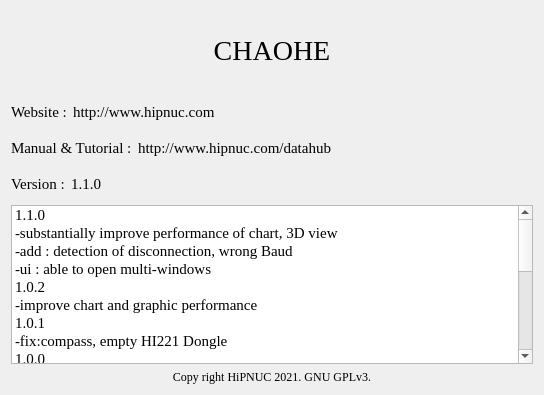
The window that CHCenter/aboutform.ui (dongFangTuring/CHCenter) describes before a commit, drawn with Qt 5.
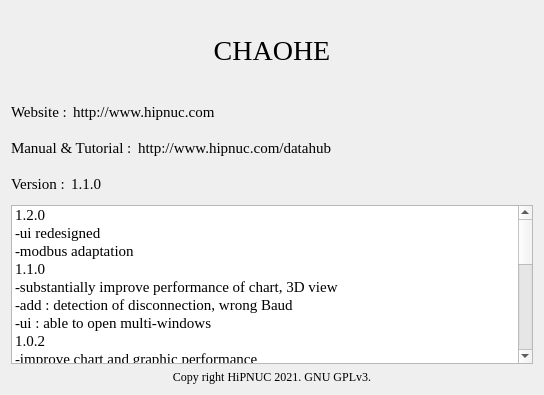
The same window after the commit.

The edit to the form file:
```diff
--- a/CHCenter/aboutform.ui
+++ b/CHCenter/aboutform.ui
@@ -164,6 +164,21 @@
      <property name="selectionMode">
       <enum>QAbstractItemView::NoSelection</enum>
      </property>
+     <item>
+      <property name="text">
+       <string>1.2.0</string>
+      </property>
+     </item>
+     <item>
+      <property name="text">
+       <string>-ui redesigned</string>
+      </property>
+     </item>
+     <item>
+      <property name="text">
+       <string>-modbus adaptation</string>
+      </property>
+     </item>
      <item>
       <property name="text">
        <string>1.1.0</string>
```
